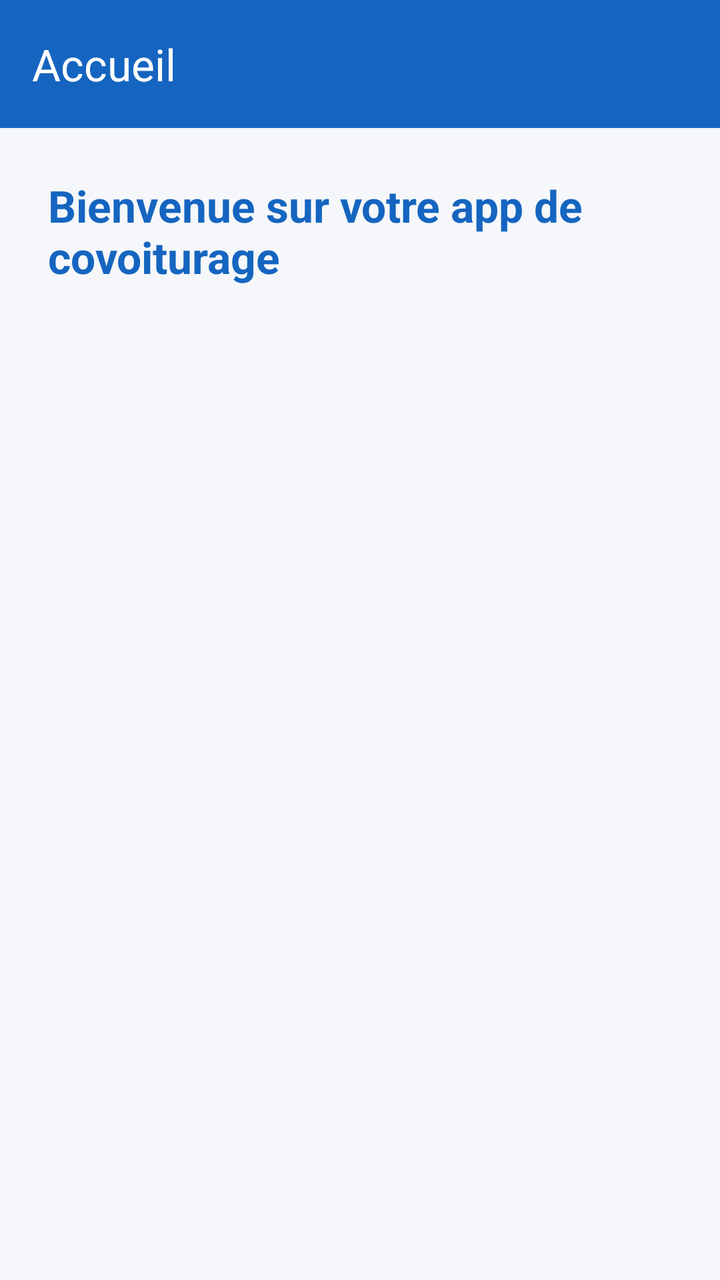
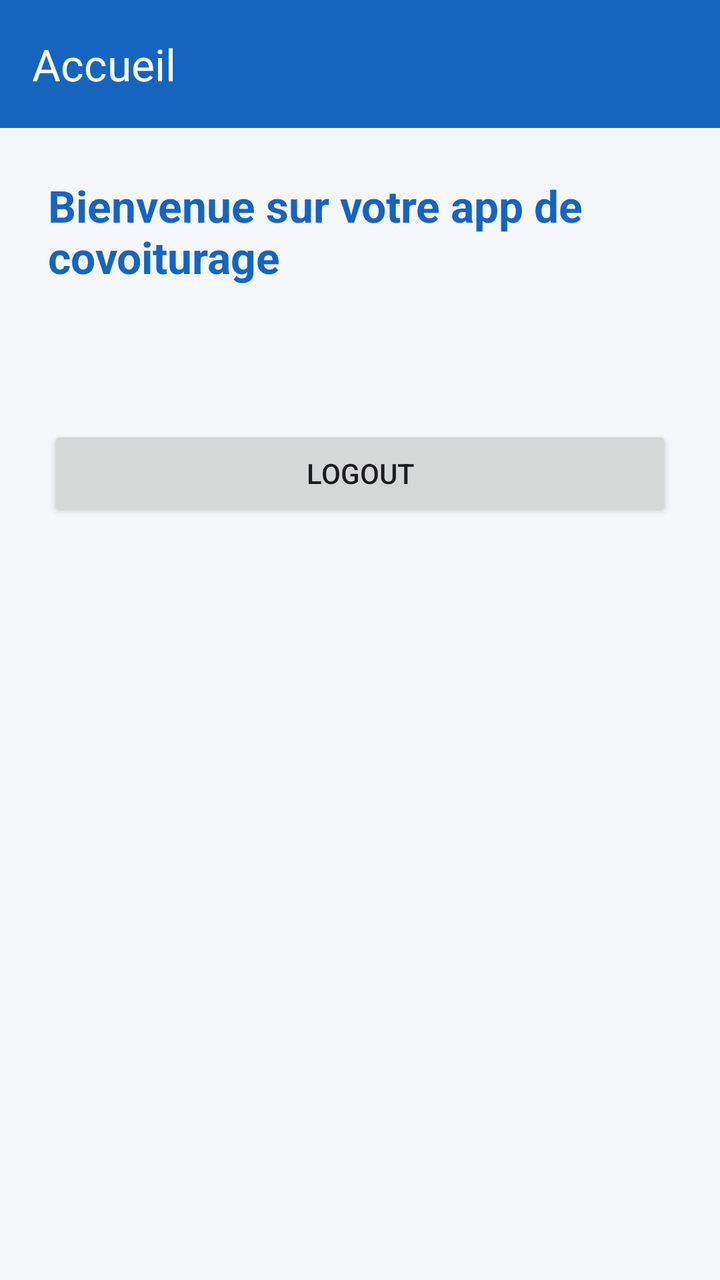

The first picture is an Android layout as it rendered before a commit; the second is the same layout after the commit. The layout source and the unified diff follow.
<!-- AndroidManifest.xml: application theme Theme.Projet -->
<!-- res/layout/activity_main.xml -->
<?xml version="1.0" encoding="utf-8"?>
<androidx.drawerlayout.widget.DrawerLayout
    xmlns:android="http://schemas.android.com/apk/res/android"
    xmlns:app="http://schemas.android.com/apk/res-auto"
    android:id="@+id/drawerLayout"
    android:layout_width="match_parent"
    android:layout_height="match_parent">

    <LinearLayout
        android:id="@+id/main"
        android:layout_width="match_parent"
        android:layout_height="match_parent"
        android:orientation="vertical">

        <androidx.appcompat.widget.Toolbar
            android:id="@+id/toolbarMain"
            android:layout_width="match_parent"
            android:layout_height="?attr/actionBarSize"
            android:background="@color/primaryColor"
            app:title="@string/home_title"
            app:titleTextColor="@android:color/white" />

        <LinearLayout
            android:layout_width="match_parent"
            android:layout_height="match_parent"
            android:orientation="vertical"
            android:padding="24dp"
            android:background="@color/backgroundColor">

            <TextView
                android:layout_width="match_parent"
                android:layout_height="wrap_content"
                android:text="@string/welcome_message"
                android:textSize="22sp"
                android:textStyle="bold"
                android:textColor="@color/primaryColor"
                android:layout_marginBottom="12dp" />

            <TextView
                android:id="@+id/tvMainStats"
                android:layout_width="match_parent"
                android:layout_height="wrap_content"
                android:textSize="16sp"
                android:textColor="@color/textSecondary"
                android:layout_marginBottom="24dp" />

            
            <Button
                android:id="@+id/btnAddTrip"
                android:layout_width="match_parent"
                android:layout_height="wrap_content"
                android:text="@string/add_trip"
                android:visibility="gone"
                android:layout_marginBottom="12dp" />

            
            <Button
                android:id="@+id/btnMyTrips"
                android:layout_width="match_parent"
                android:layout_height="wrap_content"
                android:text="@string/my_trips"
                android:visibility="gone"
                android:layout_marginBottom="12dp" />

            
            <Button
                android:id="@+id/btnListTrips"
                android:layout_width="match_parent"
                android:layout_height="wrap_content"
                android:text="@string/view_trips"
                android:visibility="gone"
                android:layout_marginBottom="12dp" />

            
            <Button
                android:id="@+id/btnMyBookings"
                android:layout_width="match_parent"
                android:layout_height="wrap_content"
                android:text="@string/my_bookings"
                android:visibility="gone" />

        </LinearLayout>
    </LinearLayout>

    <com.google.android.material.navigation.NavigationView
        android:id="@+id/navigationView"
        android:layout_width="wrap_content"
        android:layout_height="match_parent"
        android:layout_gravity="start"
        app:menu="@menu/drawer_menu" />

</androidx.drawerlayout.widget.DrawerLayout>
<!-- resources referenced by this layout -->
<resources>
  <color name="backgroundColor">#F5F7FA</color>
  <color name="primaryColor">#1565C0</color>
  <color name="textSecondary">#6B7280</color>
  <string name="add_trip">Ajouter un trajet</string>
  <string name="home_title">Accueil</string>
  <string name="my_bookings">Mes réservations</string>
  <string name="my_trips">Mes trajets</string>
  <string name="view_trips">Voir les trajets</string>
  <string name="welcome_message">Bienvenue sur votre app de covoiturage</string>
  <style name="Theme.Projet" parent="Base.Theme.Projet" />
  <style name="Base.Theme.Projet" parent="Theme.Material3.DayNight.NoActionBar">
          <item name="colorPrimary">@color/primaryColor</item>
          <item name="colorOnPrimary">@android:color/white</item>
          <item name="android:statusBarColor">@color/primaryColorDark</item>
      </style>
  <color name="primaryColorDark">#0D47A1</color>
</resources>

<!-- the commit's change to res/layout/activity_main.xml (unified diff, before → after) -->
@@ -79,6 +79,13 @@
                 android:text="@string/my_bookings"
                 android:visibility="gone" />
 
+            <Button
+                android:id="@+id/btnLogout"
+                android:layout_width="match_parent"
+                android:layout_height="wrap_content"
+                android:layout_marginTop="12dp"
+                android:text="@string/logout" />
+
         </LinearLayout>
     </LinearLayout>
 
<!-- resource entries referenced after the edit -->
@@ -5,6 +5,7 @@
   <color name="textSecondary">#6B7280</color>
   <string name="add_trip">Ajouter un trajet</string>
   <string name="home_title">Accueil</string>
+  <string name="logout">Logout</string>
   <string name="my_bookings">Mes réservations</string>
   <string name="my_trips">Mes trajets</string>
   <string name="view_trips">Voir les trajets</string>
